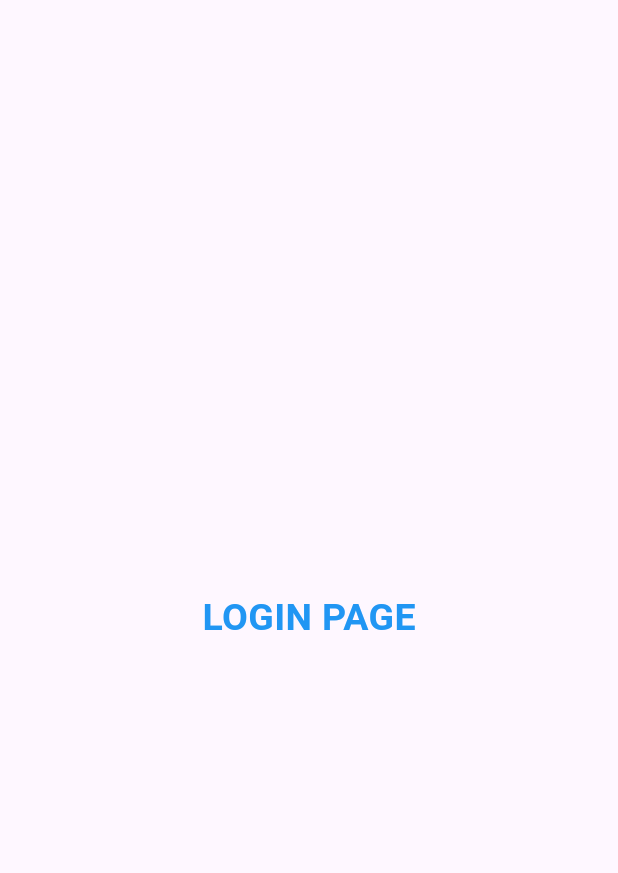
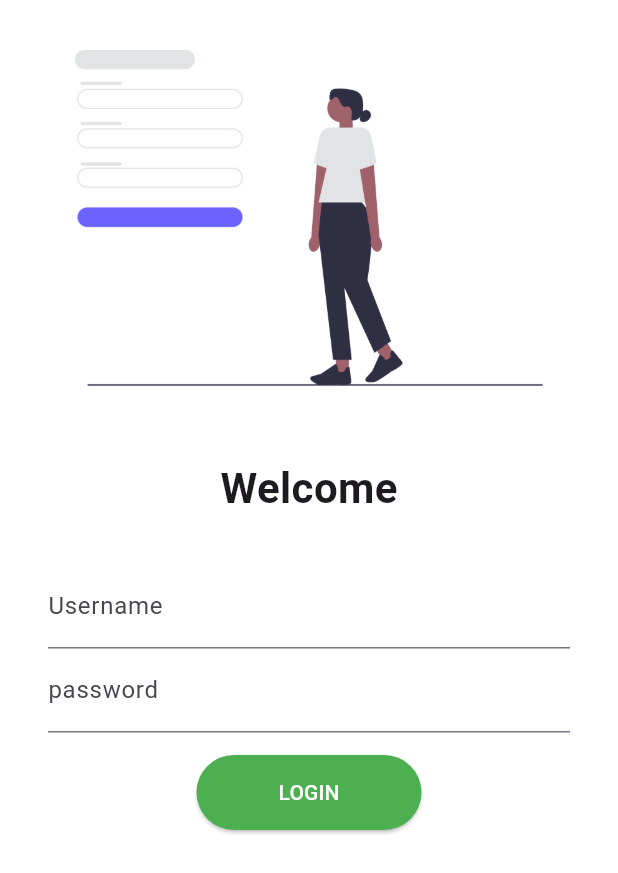
Before and after one commit to QASIM-LOKHANDWALA/Flutter, a Flutter app: the screen it shows after launch, on a phone screen of 412 x 824 dp. Shown: the top 873 px of the screen. Run offline on Flutter 3.47's test engine with Material 3 defaults, Android fonts, the phone set to English and light mode, and no system bars; our stand-ins replace google_fonts.

Commit message:
login page UI

```diff
--- a/login/lib/main.dart
+++ b/login/lib/main.dart
@@ -1,6 +1,8 @@
 import 'package:flutter/material.dart';
+import 'package:google_fonts/google_fonts.dart';
 import 'package:login/pages/home_page.dart';
 import 'package:login/pages/login_page.dart';
+import 'package:login/utils/routes.dart';
 
 void main(){
   runApp(const MyApp());
@@ -11,17 +13,19 @@ class MyApp extends StatelessWidget{
   Widget build(BuildContext context){
     return MaterialApp(
       //home: HomePage(),
+      debugShowCheckedModeBanner: false,
       themeMode: ThemeMode.light,
       theme: ThemeData(
         primarySwatch: Colors.green,
+        fontFamily: GoogleFonts.aBeeZee().fontFamily,
       ),
       darkTheme: ThemeData(
         brightness: Brightness.dark,
       ),
       initialRoute: "/login",
       routes: {
-        "/login" : (context) => new LoginPage(),
-        "/home" : (context) => new HomePage(),
+        MyRoutes.loginRoute : (context) => new LoginPage(),
+        MyRoutes.homeRoute : (context) => new HomePage(),
         "/" : (context) => LoginPage(),
       },
     );
--- a/login/lib/pages/login_page.dart
+++ b/login/lib/pages/login_page.dart
@@ -1,19 +1,68 @@
-import 'package:flutter/cupertino.dart';
 import 'package:flutter/material.dart';
+import 'package:login/utils/routes.dart';
 
 class LoginPage extends StatelessWidget {
   const LoginPage({super.key});
 
   @override
   Widget build(BuildContext context) {
-    return const Material(
-      child: Center(
-        child: Text(
-          "LOGIN PAGE",
-          style: TextStyle(
-            fontSize: 25,
-            fontWeight: FontWeight.bold,
-            color: Colors.blue
+    return SafeArea(
+      child: Material(
+        color: Colors.white,
+        child: SingleChildScrollView(
+          child: Column(
+            children: [
+              Image.asset(
+                "assets/images/login.png",
+              ),
+              const SizedBox(
+                height: 15,
+              ),
+              const Text(
+                "Welcome",
+                style: TextStyle(
+                  fontWeight: FontWeight.bold,
+                  fontSize: 28,
+                ),
+              ),
+              const SizedBox(
+                height: 15,
+              ),
+              Padding(
+                padding: const EdgeInsets.symmetric(vertical: 16,horizontal: 32),
+                child: Column(
+                  children: [
+                    TextFormField(
+                      decoration: const InputDecoration(
+                        hintText: "Enter username",
+                        labelText: "Username",
+                      ),
+                    ),
+                    TextFormField(
+                      obscureText: true,
+                      decoration: const InputDecoration(
+                        hintText: "Enter password",
+                        labelText: "password",
+                      ),
+                    ),
+                    const SizedBox(
+                      height: 15,
+                    ),
+                    ElevatedButton(
+                      onPressed: (){
+                        Navigator.pushNamed(context, MyRoutes.homeRoute);
+                      },
+                      style: TextButton.styleFrom(
+                        minimumSize: Size(150, 50),
+                        backgroundColor: Colors.green,
+                        foregroundColor: Colors.white,
+                      ),
+                      child: const Text("LOGIN"),
+                    ),
+                  ],
+                ),
+              )
+            ],
           ),
         ),
       ),
--- /dev/null
+++ b/login/lib/utils/routes.dart
@@ -0,0 +1,4 @@
+class MyRoutes{
+  static String loginRoute = "/login";
+  static String homeRoute = "/home";
+}
```
Also changed, not shown: login/pubspec.yaml (+3 -5 lines), login/assets/images/login.png (added), login/pubspec.lock.
